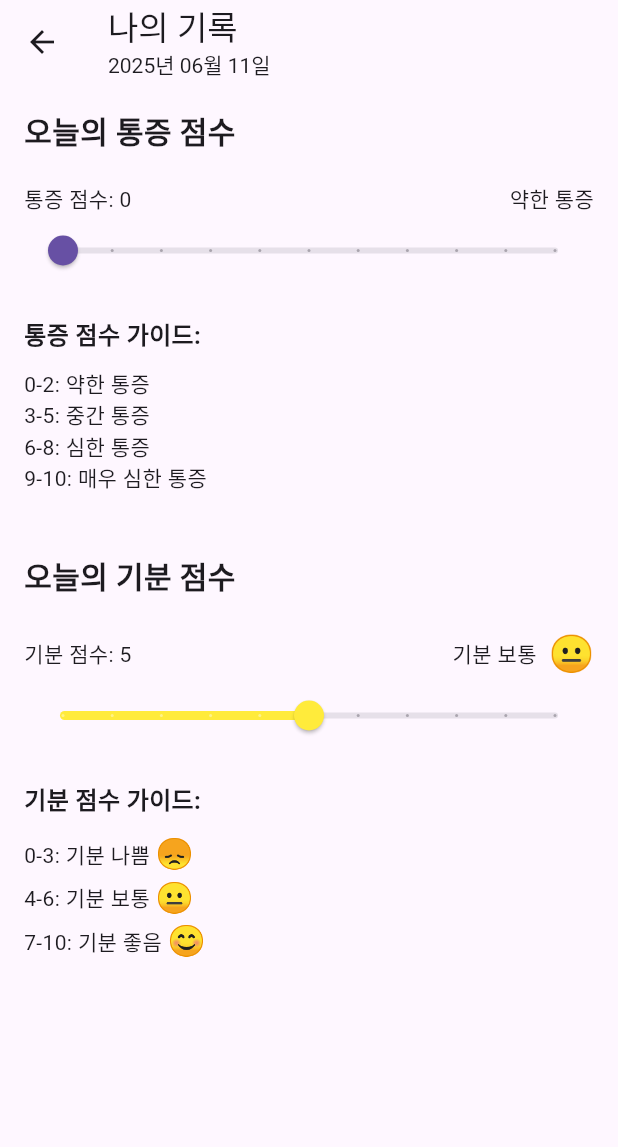
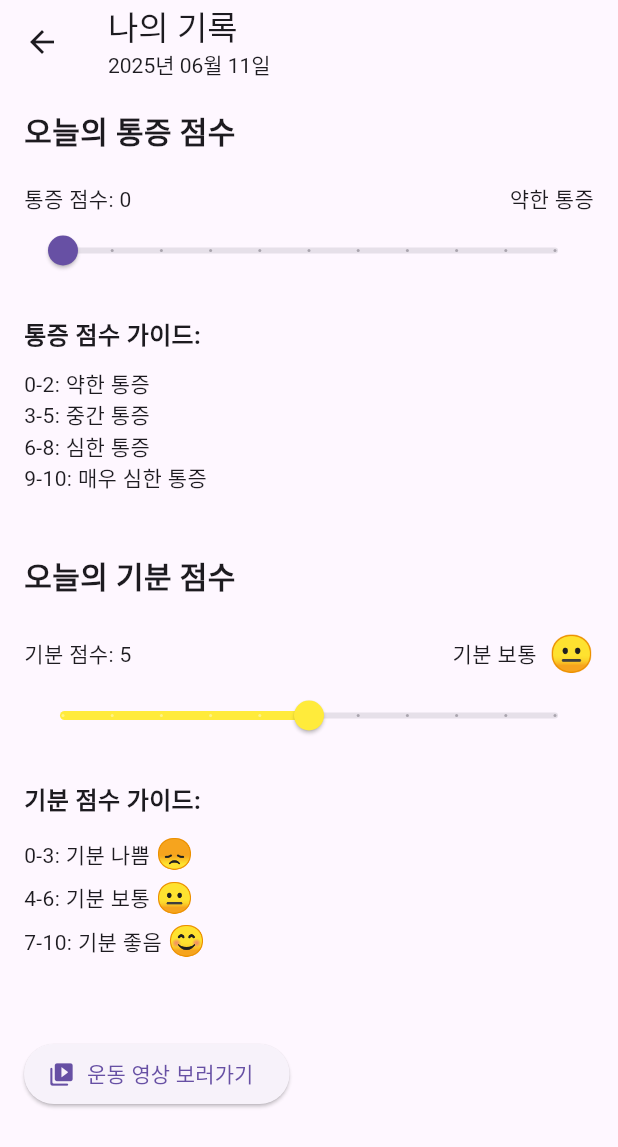
Before and after one commit to June8039/Capstone, a Flutter app: the PersonalRecordScreen screen opened directly, on a phone screen of 412 x 824 dp. Shown: the top 1147 px of the screen. Run offline on Flutter 3.47's test engine with Material 3 defaults, Android fonts, the phone set to English and light mode, and no system bars; our stand-ins replace firebase_core, flutter_tts, permission_handler, table_calendar, video_player; accounts and stored records are empty.

Commit message:
Feat: added a button 운동 영상 보러가기(need to add an action for when the button is pressed in onPressed(){})

```diff
--- a/lib/screens/personal_record.dart
+++ b/lib/screens/personal_record.dart
@@ -156,6 +156,14 @@ class _PersonalRecordScreenState extends State<PersonalRecordScreen> {
                   Text('😊', style: TextStyle(fontSize: 20)),
                 ],
               ),
+              const SizedBox(height: 50),
+              ElevatedButton.icon(
+                onPressed: () {
+                  /* Respond to button press: go to a new screen that displays records*/
+                },
+                icon: Icon(Icons.video_collection_rounded, size: 18),
+                label: Text("운동 영상 보러가기"),
+            )
             ],
           ),
         ),
```
